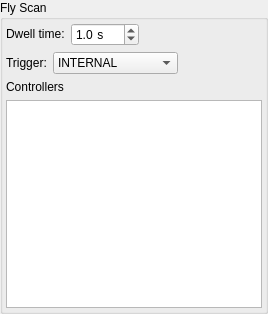
spc-group/haven, file src/firefly/plans/fly_scan.ui: the form before one commit.
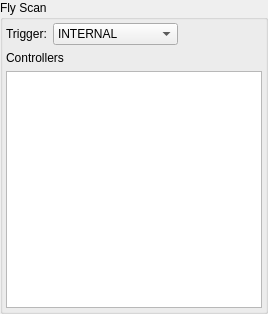
The form after the commit.

Commit message:
Removed dwell time widget from firefly fly scan controls.
It was redundant with the livetime spin box that gets used by step
scans. Now both fly and step scans use the livetime_spinbox widget for
setting the detector livetime.

Patch:
```diff
--- a/src/firefly/plans/fly_scan.ui
+++ b/src/firefly/plans/fly_scan.ui
@@ -44,52 +44,6 @@
       <property name="bottomMargin">
        <number>3</number>
       </property>
-      <item>
-       <layout class="QHBoxLayout" name="horizontalLayout_2">
-        <item>
-         <widget class="QLabel" name="label_2">
-          <property name="sizePolicy">
-           <sizepolicy hsizetype="Preferred" vsizetype="Fixed">
-            <horstretch>0</horstretch>
-            <verstretch>0</verstretch>
-           </sizepolicy>
-          </property>
-          <property name="text">
-           <string>Dwell time:</string>
-          </property>
-         </widget>
-        </item>
-        <item>
-         <widget class="QDoubleSpinBox" name="dwell_time_spinbox">
-          <property name="suffix">
-           <string>  s</string>
-          </property>
-          <property name="decimals">
-           <number>1</number>
-          </property>
-          <property name="stepType">
-           <enum>QAbstractSpinBox::AdaptiveDecimalStepType</enum>
-          </property>
-          <property name="value">
-           <double>1.000000000000000</double>
-          </property>
-         </widget>
-        </item>
-        <item>
-         <spacer name="horizontalSpacer_2">
-          <property name="orientation">
-           <enum>Qt::Horizontal</enum>
-          </property>
-          <property name="sizeHint" stdset="0">
-           <size>
-            <width>40</width>
-            <height>20</height>
-           </size>
-          </property>
-         </spacer>
-        </item>
-       </layout>
-      </item>
       <item>
        <layout class="QHBoxLayout" name="horizontalLayout_4">
         <item>
```
The commit also changes 4 other files.
